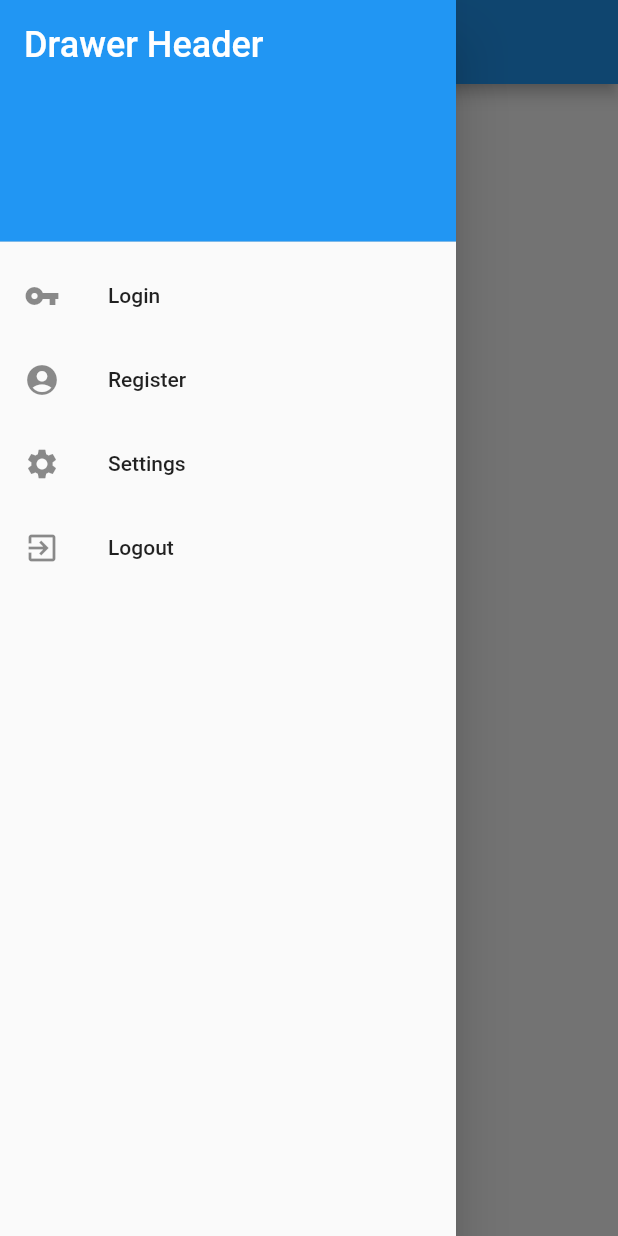
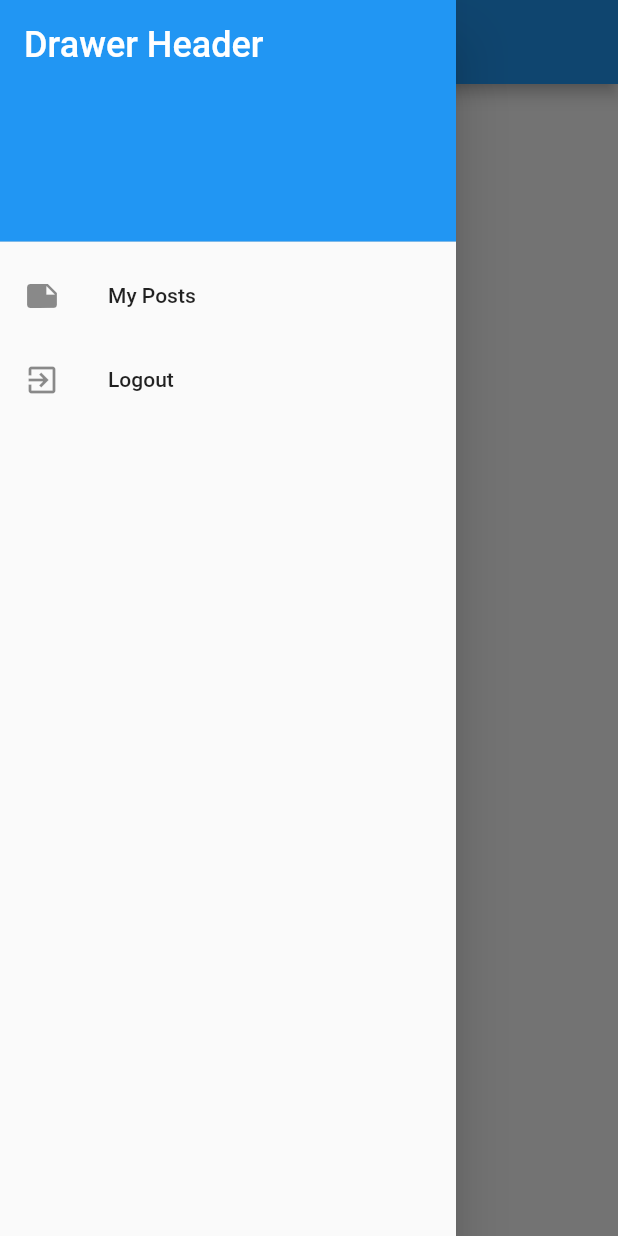
Before and after one commit to jinostrozam/crud_starterapp, a Flutter app: the screen it shows once a user with an empty profile is signed in, with the side drawer open, on a phone screen of 412 x 824 dp. Run offline on Flutter 3.47's test engine with Material 2 defaults, Android fonts, the phone set to English and light mode, and no system bars; our stand-ins replace email_validator, firebase_auth, firebase_core; accounts and stored records are empty.

Commit message:
change state of drawer based on login status done

```diff
--- a/lib/main.dart
+++ b/lib/main.dart
@@ -46,6 +46,7 @@ class _MyAppState extends State<MyApp> {
       routes: {
         '/': (context) => HomePage(isAuthenticated: isAuthenticated),
         '/sign_up': (context) => RegisterPage(),
+        '/login': (context) => LoginPage(),
       },
     );
   }
--- a/lib/pages/home_page.dart
+++ b/lib/pages/home_page.dart
@@ -1,6 +1,5 @@
-import 'package:firebase_auth/firebase_auth.dart';
 import 'package:flutter/material.dart';
-import 'package:starterapp/pages/login_page.dart';
+import 'package:starterapp/widgets/home_drawer.dart';
 
 class HomePage extends StatefulWidget {
   HomePage({Key key, this.isAuthenticated}) : super(key: key);
@@ -17,66 +16,66 @@ class _HomePageState extends State<HomePage> {
       appBar: AppBar(
         title: Text("Home Page"),
       ),
-      drawer: _drawer(context),
+      drawer: HomeDrawer(isAuthenticated: widget.isAuthenticated),
       body: Center(
         child: widget.isAuthenticated
-            ? Text('HomePage after login')
-            : Text('HomePage before login'),
+            ? Text('User logged successfully')
+            : Text('No user logged in'),
       ),
     );
   }
 }
 
-Widget _drawer(BuildContext context) {
-  return Drawer(
-    child: ListView(
-      padding: EdgeInsets.zero,
-      children: <Widget>[
-        DrawerHeader(
-          decoration: BoxDecoration(
-            color: Colors.blue,
-          ),
-          child: Text(
-            'Drawer Header',
-            style: TextStyle(
-              color: Colors.white,
-              fontSize: 24,
-            ),
-          ),
-        ),
-        ListTile(
-          leading: Icon(Icons.vpn_key),
-          title: Text('Login'),
-          onTap: () {
-            Navigator.pop(context);
-            Navigator.push(
-              context,
-              MaterialPageRoute(builder: (context) => LoginPage()),
-            );
-          },
-        ),
-        ListTile(
-          leading: Icon(Icons.account_circle),
-          title: Text('Register'),
-          onTap: () {
-            Navigator.pop(context);
-            Navigator.pushNamed(context, '/sign_up');
-          },
-        ),
-        ListTile(
-          leading: Icon(Icons.settings),
-          title: Text('Settings'),
-        ),
-        ListTile(
-          leading: Icon(Icons.exit_to_app),
-          title: Text('Logout'),
-          onTap: () async {
-            await FirebaseAuth.instance.signOut();
+// Widget _drawer(BuildContext context) {
+//   return Drawer(
+//     child: ListView(
+//       padding: EdgeInsets.zero,
+//       children: <Widget>[
+//         DrawerHeader(
+//           decoration: BoxDecoration(
+//             color: Colors.blue,
+//           ),
+//           child: Text(
+//             'Drawer Header',
+//             style: TextStyle(
+//               color: Colors.white,
+//               fontSize: 24,
+//             ),
+//           ),
+//         ),
+//         ListTile(
+//           leading: Icon(Icons.vpn_key),
+//           title: Text('Login'),
+//           onTap: () {
+//             Navigator.pop(context);
+//             Navigator.push(
+//               context,
+//               MaterialPageRoute(builder: (context) => LoginPage()),
+//             );
+//           },
+//         ),
+//         ListTile(
+//           leading: Icon(Icons.account_circle),
+//           title: Text('Register'),
+//           onTap: () {
+//             Navigator.pop(context);
+//             Navigator.pushNamed(context, '/sign_up');
+//           },
+//         ),
+//         ListTile(
+//           leading: Icon(Icons.settings),
+//           title: Text('Settings'),
+//         ),
+//         ListTile(
+//           leading: Icon(Icons.exit_to_app),
+//           title: Text('Logout'),
+//           onTap: () async {
+//             await FirebaseAuth.instance.signOut();
 
-            Navigator.pushNamed(context, '/');
-          },
-        ),
-      ],
-    ),
-  );
-}
+//             Navigator.pushNamed(context, '/');
+//           },
+//         ),
+//       ],
+//     ),
+//   );
+// }
--- /dev/null
+++ b/lib/widgets/home_drawer.dart
@@ -0,0 +1,75 @@
+import 'package:flutter/material.dart';
+import 'package:firebase_auth/firebase_auth.dart';
+import 'package:starterapp/pages/login_page.dart';
+import 'package:starterapp/pages/posts/my_posts_page.dart';
+
+class HomeDrawer extends StatelessWidget {
+  HomeDrawer({Key key, this.isAuthenticated}) : super(key: key);
+  final bool isAuthenticated;
+
+  @override
+  Widget build(BuildContext context) {
+    return Drawer(
+      child: ListView(
+        padding: EdgeInsets.zero,
+        children: <Widget>[
+          DrawerHeader(
+            decoration: BoxDecoration(
+              color: Colors.blue,
+            ),
+            child: Text(
+              'Drawer Header',
+              style: TextStyle(
+                color: Colors.white,
+                fontSize: 24,
+              ),
+            ),
+          ),
+          if (!isAuthenticated) ...[
+            ListTile(
+              leading: Icon(Icons.vpn_key),
+              title: Text('Login'),
+              onTap: () {
+                Navigator.pop(context);
+                Navigator.push(
+                  context,
+                  MaterialPageRoute(builder: (context) => LoginPage()),
+                );
+              },
+            ),
+            ListTile(
+              leading: Icon(Icons.account_circle),
+              title: Text('Register'),
+              onTap: () {
+                Navigator.pop(context);
+                Navigator.pushNamed(context, '/sign_up');
+              },
+            ),
+          ],
+          if (isAuthenticated) ...[
+            ListTile(
+              leading: Icon(Icons.note),
+              title: Text('My Posts'),
+              onTap: () {
+                Navigator.push(
+                    context,
+                    MaterialPageRoute(
+                      builder: (context) => MyPostsPage(),
+                    ));
+              },
+            ),
+            ListTile(
+              leading: Icon(Icons.exit_to_app),
+              title: Text('Logout'),
+              onTap: () async {
+                await FirebaseAuth.instance.signOut();
+
+                Navigator.pushNamed(context, '/');
+              },
+            ),
+          ]
+        ],
+      ),
+    );
+  }
+}
```
